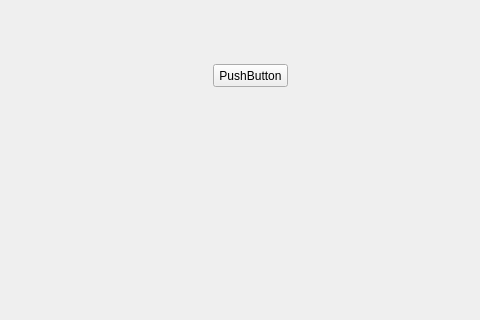
Old version of the form src/hellodesigner.ui in the repository happyrabbit456/hellopython; both pictures show x 127 to 607 and y 106 to 426 of the 800 by 600 pixel window.
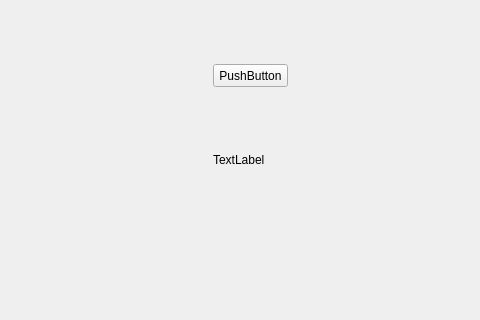
New version of the form.

```diff
--- a/src/hellodesigner.ui
+++ b/src/hellodesigner.ui
@@ -27,6 +27,19 @@
      <string>PushButton</string>
     </property>
    </widget>
+   <widget class="QLabel" name="label">
+    <property name="geometry">
+     <rect>
+      <x>340</x>
+      <y>260</y>
+      <width>54</width>
+      <height>12</height>
+     </rect>
+    </property>
+    <property name="text">
+     <string>TextLabel</string>
+    </property>
+   </widget>
   </widget>
   <widget class="QMenuBar" name="menubar">
    <property name="geometry">
```
